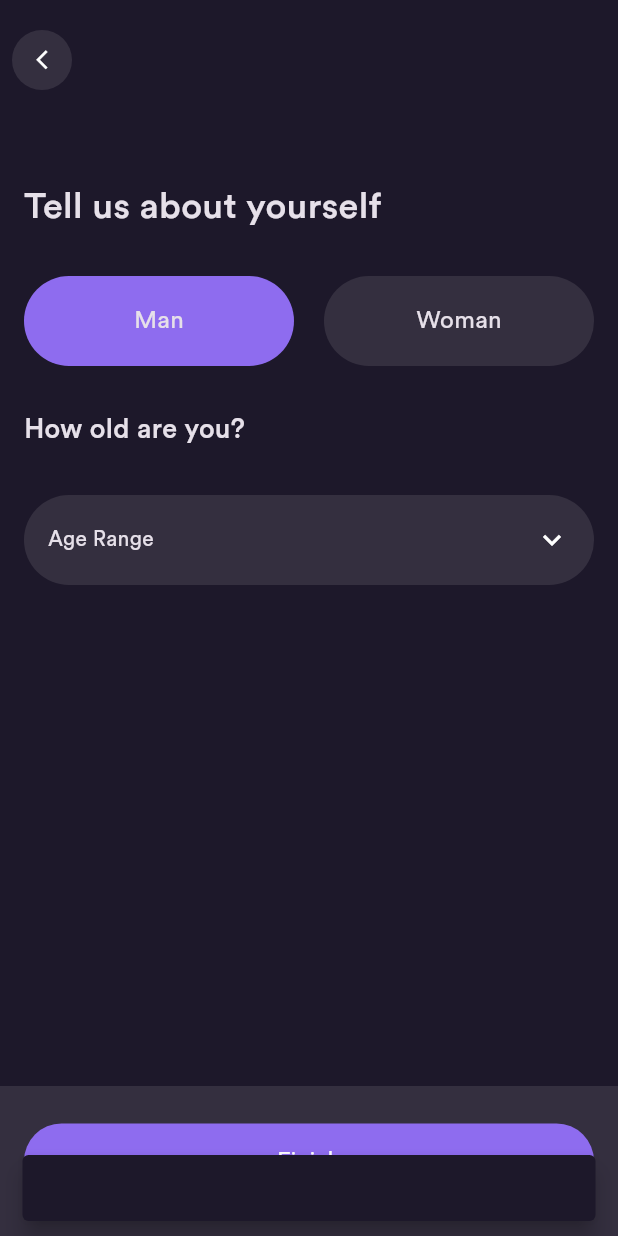
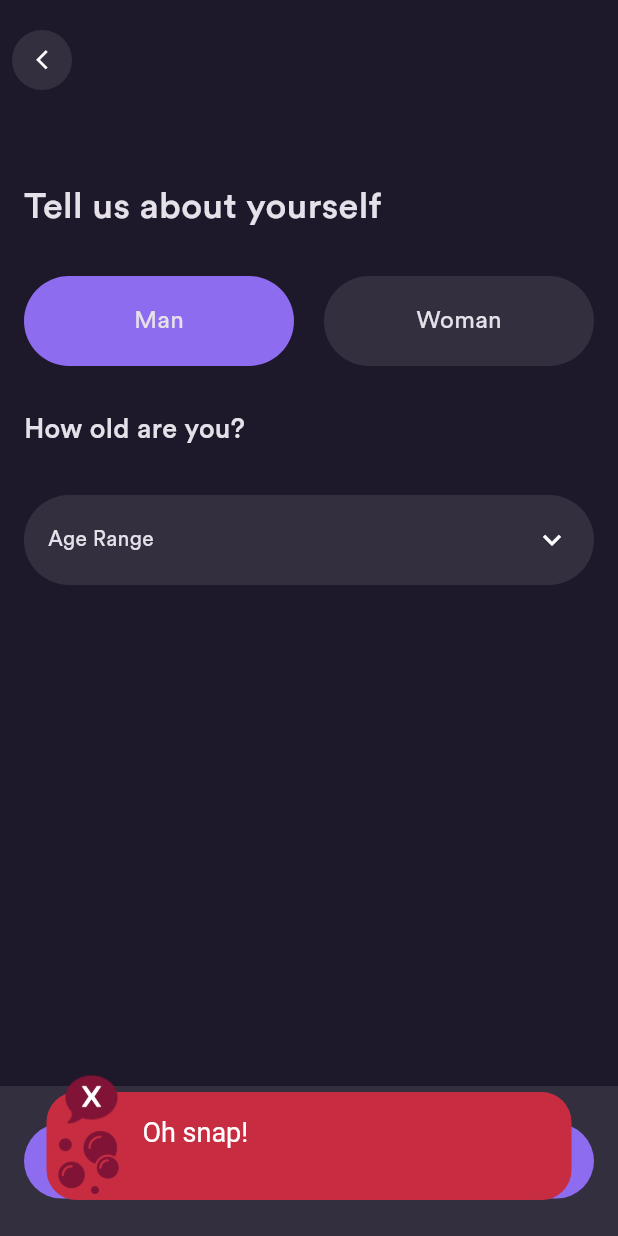
Before and after one commit to jhank31/sneakers_app, a Flutter app: the GenderAndAgeSelectionPage screen opened directly with empty values, after a tap on "Finish", on a phone screen of 412 x 824 dp. Run offline on Flutter 3.47's test engine with Material 3 defaults, Android fonts, the phone set to English and light mode, and no system bars; our stand-ins replace cloud_firestore, dartz, firebase_auth, firebase_core, flutter_bloc, get_it and 1 more; accounts and stored records are empty; network calls fail.

Commit message:
fanalizacion de registro de cuentas

```diff
--- a/lib/common/widgets/button/basic_reactive_button.dart
+++ b/lib/common/widgets/button/basic_reactive_button.dart
@@ -24,6 +24,9 @@ class BasicReactiveAppButton extends StatelessWidget {
         if (state is ButtonLoadingState) {
           return _loading(context);
         }
+        if (state is ButtonSuccessState) {
+          return _succes(context);
+        }
         return _initial(context);
       },
     );
@@ -42,6 +45,20 @@ class BasicReactiveAppButton extends StatelessWidget {
                 Center(child: content ?? const CircularProgressIndicator())));
   }
 
+  Widget _succes(BuildContext context) {
+    return ElevatedButton(
+        onPressed: null,
+        style: ElevatedButton.styleFrom(
+          minimumSize:
+              Size(width ?? MediaQuery.of(context).size.width, height ?? 50),
+        ),
+        child: SizedBox(
+            height: height ?? 50,
+            child: Center(
+                child: content ??
+                    Image.asset('assets/gifs/check_animation.gif'))));
+  }
+
   Widget _initial(BuildContext context) {
     return ElevatedButton(
       onPressed: onPressed,
--- /dev/null
+++ b/lib/common/widgets/snackbar/failure_snackbar.dart
@@ -0,0 +1,90 @@
+import 'package:e_commers_app/core/configs/assets/app_images.dart';
+import 'package:flutter/material.dart';
+
+class FailureSnackbar {
+  static SnackBar getSnackBar(BuildContext context, String title) {
+    return SnackBar(
+        elevation: 0,
+        backgroundColor: Colors.transparent,
+        behavior: SnackBarBehavior.floating,
+        content: Stack(
+          clipBehavior: Clip.none,
+          children: [
+            Container(
+              padding: const EdgeInsets.all(16),
+              decoration: BoxDecoration(
+                color: const Color(0XFFC72C41),
+                borderRadius: BorderRadius.circular(20),
+              ),
+              child: Row(
+                children: [
+                  const SizedBox(
+                    width: 48,
+                  ),
+                  Expanded(
+                    child: Column(
+                      crossAxisAlignment: CrossAxisAlignment.start,
+                      children: [
+                        const Text('Oh snap!',
+                            style: TextStyle(
+                              color: Colors.white,
+                              fontSize: 18,
+                            )),
+                        const SizedBox(
+                          height: 5,
+                        ),
+                        Text(
+                          title,
+                          style: const TextStyle(
+                            color: Colors.white,
+                            fontSize: 12,
+                            fontWeight: FontWeight.w400,
+                          ),
+                          maxLines: 2,
+                          overflow: TextOverflow.ellipsis,
+                        ),
+                      ],
+                    ),
+                  ),
+                ],
+              ),
+            ),
+            Positioned(
+              bottom: 0,
+              left: 4,
+              child: ClipRRect(
+                borderRadius: const BorderRadius.only(
+                  bottomLeft: Radius.circular(20),
+                ),
+                child: Image.asset(
+                  AppImages.bubblesSnackbar,
+                  height: 50,
+                  width: 48,
+                  // ignore: deprecated_member_use
+                  color: const Color(0XFF801336),
+                ),
+              ),
+            ),
+            Positioned(
+                top: -15,
+                left: 10,
+                child: Stack(
+                  alignment: Alignment.center,
+                  children: [
+                    Image.asset(
+                      AppImages.bubbleCharSnackbar,
+                      height: 40,
+                    ),
+                    Positioned(
+                      top: 10,
+                      child: Image.asset(
+                        AppImages.closeSnackbar,
+                        height: 16,
+                      ),
+                    ),
+                  ],
+                ))
+          ],
+        ));
+  }
+}
--- a/lib/common/widgets/widgets.dart
+++ b/lib/common/widgets/widgets.dart
@@ -1,3 +1,4 @@
 export 'button/basic_app_button.dart';
 export 'appbar/basic_appbar.dart';
 export './button/basic_reactive_button.dart';
+export 'snackbar/failure_snackbar.dart';
--- a/lib/core/configs/assets/app_images.dart
+++ b/lib/core/configs/assets/app_images.dart
@@ -2,4 +2,9 @@ class AppImages {
   static const String basePath = 'assets/images/';
 
   static const String logo = '${basePath}logo.png';
+
+  static const String bubblesSnackbar = '${basePath}bubbles_snackbar.png';
+  static const String closeSnackbar = '${basePath}close_snackbar.png';
+  static const String bubbleCharSnackbar =
+      '${basePath}bubble_chat_snackbar.png';
 }
--- a/lib/core/configs/assets/app_vectors.dart
+++ b/lib/core/configs/assets/app_vectors.dart
@@ -2,4 +2,6 @@ class AppVectors {
   static const String basePath = 'assets/vectors/';
   static const String format = '.svg';
 
+
+
 }
--- a/lib/core/configs/routes/app_routes.dart
+++ b/lib/core/configs/routes/app_routes.dart
@@ -7,6 +7,10 @@ final GoRouter appRouter = GoRouter(
     GoRoute(
       path: '/',
       builder: (context, state) => const SplashPage(),
+    ),
+    GoRoute(
+      path: '/home',
+      builder: (context, state) => const HomePage(),
     ),
     GoRoute(
       path: '/signin',
--- a/lib/presentation/auth/pages/gender_and_age_selection_page.dart
+++ b/lib/presentation/auth/pages/gender_and_age_selection_page.dart
@@ -34,20 +34,18 @@ class GenderAndAgeSelectionPage extends StatelessWidget {
           BlocProvider(create: (context) => ButtonStateCubit()),
         ],
         child: BlocListener<ButtonStateCubit, ButtonState>(
-          listener: (context, state) {
+          listener: (context, state) async {
             if (state is ButtonFailureState) {
-              var snackBar = SnackBar(
-                content: Text(state.errorMessage),
-                behavior: SnackBarBehavior.floating,
-              );
               ScaffoldMessenger.of(context).showSnackBar(
-                snackBar,
+                FailureSnackbar.getSnackBar(
+                  context,
+                  state.errorMessage,
+                ),
               );
             }
             if (state is ButtonSuccessState) {
-              // var snackbar = const SnackBar(
-              //   content: Text('User created successfully'),
-              // );
+              await Future.delayed(const Duration(milliseconds: 1500));
+              // ignore: use_build_context_synchronously
               context.go('/home');
             }
           },
--- /dev/null
+++ b/lib/presentation/home/pages/home_page.dart
@@ -0,0 +1,15 @@
+import 'package:flutter/material.dart';
+
+class HomePage extends StatelessWidget {
+
+  const HomePage({super.key});
+
+  @override
+  Widget build(BuildContext context) {
+    return const Scaffold(
+      body: Center(
+         child: Text('HomePage'),
+      ),
+    );
+  }
+}
--- a/lib/presentation/pages.dart
+++ b/lib/presentation/pages.dart
@@ -3,3 +3,4 @@ export './auth/pages/sigin_page.dart';
 export './splash/pages/splash.dart';
 export './auth/pages/reset_password_page.dart';
 export './auth/pages/gender_and_age_selection_page.dart';
+export './home/pages/home_page.dart';
--- a/pubspec.yaml
+++ b/pubspec.yaml
@@ -33,6 +33,7 @@ flutter:
     - assets/fonts/
     - assets/vectors/
     - assets/images/
+    - assets/gifs/
 
   fonts:
     - family: CircularStd
```
Also changed, not shown: lib/core/theme/app_theme.dart (+5 -3 lines), assets/gifs/check_animation.gif (added), assets/images/bubble_chat_snackbar.png (added), assets/images/bubbles_snackbar.png (added), assets/images/close_snackbar.png (added).
